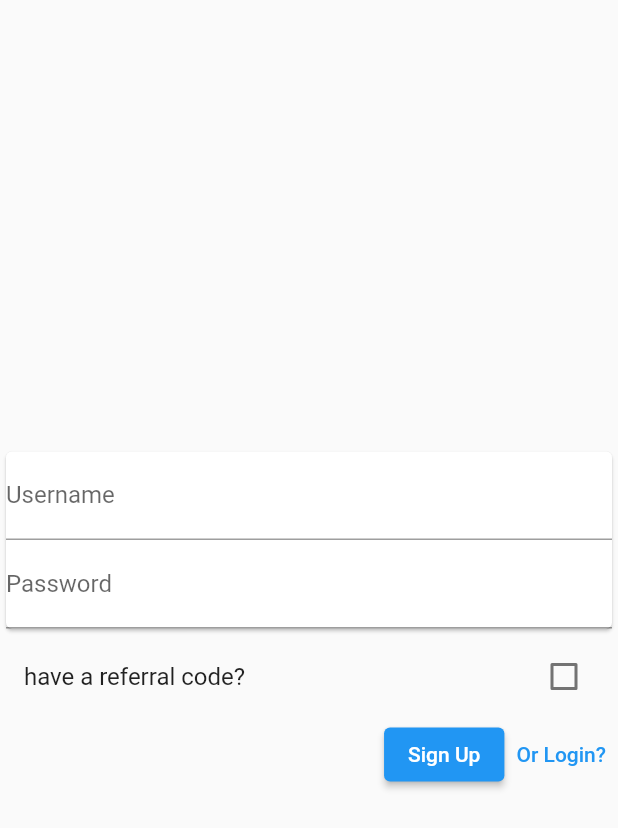
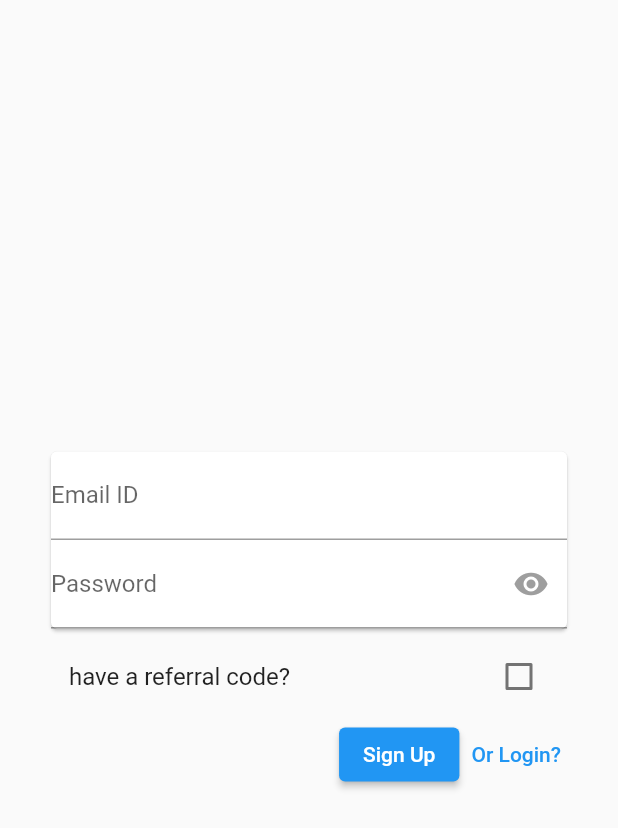
Before and after one commit to Heleo2705/referral-test, a Flutter app: the screen it shows after launch, after a tap on "have a referral code?", after a tap on "Or Login?", after a tap on "Or Signup?", on a phone screen of 412 x 824 dp. Shown: the top 828 px of the screen. Run offline on Flutter 3.47's test engine with Material 2 defaults, Android fonts, the phone set to English and light mode, and no system bars; our stand-ins replace auto_route, bloc, cloud_firestore, dartz, firebase_auth, firebase_core and 1 more; accounts and stored records are empty.

Commit message:
Validation logic added

```diff
--- a/lib/presentation/login_screen.dart
+++ b/lib/presentation/login_screen.dart
@@ -16,6 +16,7 @@ class _LoginScreenState extends State<LoginScreen> {
   final _formKey = GlobalKey<FormState>();
   String email = "";
   String password = "";
+  bool _showPassword = false;
   @override
   Widget build(BuildContext context) {
     return BlocProvider(
@@ -24,6 +25,8 @@ class _LoginScreenState extends State<LoginScreen> {
         body: Form(
           key: _formKey,
           autovalidateMode: AutovalidateMode.onUserInteraction,
+          child: Padding(
+            padding: EdgeInsets.symmetric(horizontal: 30),
             child: Column(
               mainAxisAlignment: MainAxisAlignment.center,
               children: [
@@ -33,6 +36,15 @@ class _LoginScreenState extends State<LoginScreen> {
                       child: Column(
                         children: [
                           TextFormField(
+                            validator: (v) {
+                              final regex =
+                                  RegExp(r'^\b[\w\.-]+@[\w\.-]+\.\w{2,4}\b');
+                              if (v != null) {
+                                if (regex.hasMatch(v) != true) {
+                                  return "Please enter a valid email";
+                                }
+                              }
+                            },
                             decoration: InputDecoration(
                               label: Text("Username"),
                             ),
@@ -48,9 +60,29 @@ class _LoginScreenState extends State<LoginScreen> {
                             },
                           ),
                           TextFormField(
+                            obscureText: !_showPassword,
+                            enableSuggestions: false,
+                            autocorrect: false,
                             decoration: InputDecoration(
                               label: Text("Password"),
+                              suffixIcon: InkWell(
+                                child: Icon(Icons.visibility),
+                                onTap: () {
+                                  setState(() {
+                                    _showPassword = !_showPassword;
+                                  });
+                                },
                               ),
+                              suffixIconColor:
+                                  (!_showPassword) ? Colors.grey : Colors.blue,
+                            ),
+                            validator: (v) {
+                              if (v != null) {
+                                if (v.trim().length < 6) {
+                                  return "Password should be at least 6 digits long";
+                                }
+                              }
+                            },
                             onChanged: (v) {
                               password = v;
                               context.read<LoginBloc>().add(
@@ -61,7 +93,7 @@ class _LoginScreenState extends State<LoginScreen> {
                                     ),
                                   );
                             },
-                        )
+                          ),
                         ],
                       ),
                     );
@@ -93,6 +125,7 @@ class _LoginScreenState extends State<LoginScreen> {
             ),
           ),
         ),
+      ),
     );
   }
 }
--- a/lib/presentation/sign_up_screen.dart
+++ b/lib/presentation/sign_up_screen.dart
@@ -16,16 +16,19 @@ class _SignUpScreenState extends State<SignUpScreen> {
   String email = "";
   String password = "";
   String referralCode = "";
+  bool _showPassword = false;
+  final _formKey = GlobalKey<FormState>();
 
   @override
   Widget build(BuildContext context) {
-    final _formKey = GlobalKey<FormState>();
     return BlocProvider(
       create: (context) => SignupBloc(),
       child: Scaffold(
         body: Form(
           key: _formKey,
           autovalidateMode: AutovalidateMode.onUserInteraction,
+          child: Padding(
+            padding: EdgeInsets.symmetric(horizontal: 30),
             child: Column(
               mainAxisAlignment: MainAxisAlignment.center,
               children: [
@@ -35,8 +38,17 @@ class _SignUpScreenState extends State<SignUpScreen> {
                       child: Column(
                         children: [
                           TextFormField(
+                            validator: (v) {
+                              final regex =
+                                  RegExp(r'^\b[\w\.-]+@[\w\.-]+\.\w{2,4}\b');
+                              if (v != null) {
+                                if (regex.hasMatch(v) != true) {
+                                  return "Please enter a valid email";
+                                }
+                              }
+                            },
                             decoration: InputDecoration(
-                            label: Text("Username"),
+                              label: Text("Email ID"),
                             ),
                             onChanged: (v) {
                               email = v;
@@ -51,9 +63,29 @@ class _SignUpScreenState extends State<SignUpScreen> {
                             },
                           ),
                           TextFormField(
+                            obscureText: !_showPassword,
+                            enableSuggestions: false,
+                            autocorrect: false,
                             decoration: InputDecoration(
                               label: Text("Password"),
+                              suffixIcon: InkWell(
+                                child: Icon(Icons.visibility),
+                                onTap: () {
+                                  setState(() {
+                                    _showPassword = !_showPassword;
+                                  });
+                                },
                               ),
+                              suffixIconColor:
+                                  (!_showPassword) ? Colors.grey : Colors.blue,
+                            ),
+                            validator: (v) {
+                              if (v != null) {
+                                if (v.trim().length < 6) {
+                                  return "Password should be at least 6 digits long";
+                                }
+                              }
+                            },
                             onChanged: (v) {
                               password = v;
                               context.read<SignupBloc>().add(
@@ -83,17 +115,27 @@ class _SignUpScreenState extends State<SignUpScreen> {
                 if (referral)
                   BlocBuilder<SignupBloc, SignupState>(
                     builder: (context, state) {
-                    return TextField(
+                      return TextFormField(
+                        maxLength: 7,
                         decoration: InputDecoration(
                           label: Text("Referral code"),
                         ),
+                        validator: (v) {
+                          final regex = RegExp(r'^(REF)[\d]{4}');
+                          if (v != null) {
+                            if (regex.hasMatch(v) != true) {
+                              return "Incorrect Referral Code";
+                            }
+                          }
+                        },
                         onChanged: (v) {
                           referralCode = v;
                           context.read<SignupBloc>().add(
                                 InputChanged(
                                   referralAvaialble: referral,
                                   formValid:
-                                    _formKey.currentState?.validate() ?? false,
+                                      _formKey.currentState?.validate() ??
+                                          false,
                                 ),
                               );
                         },
@@ -133,6 +175,7 @@ class _SignUpScreenState extends State<SignUpScreen> {
             ),
           ),
         ),
+      ),
     );
   }
 }
```
Lines whose indentation alone changed are shown as unchanged.
